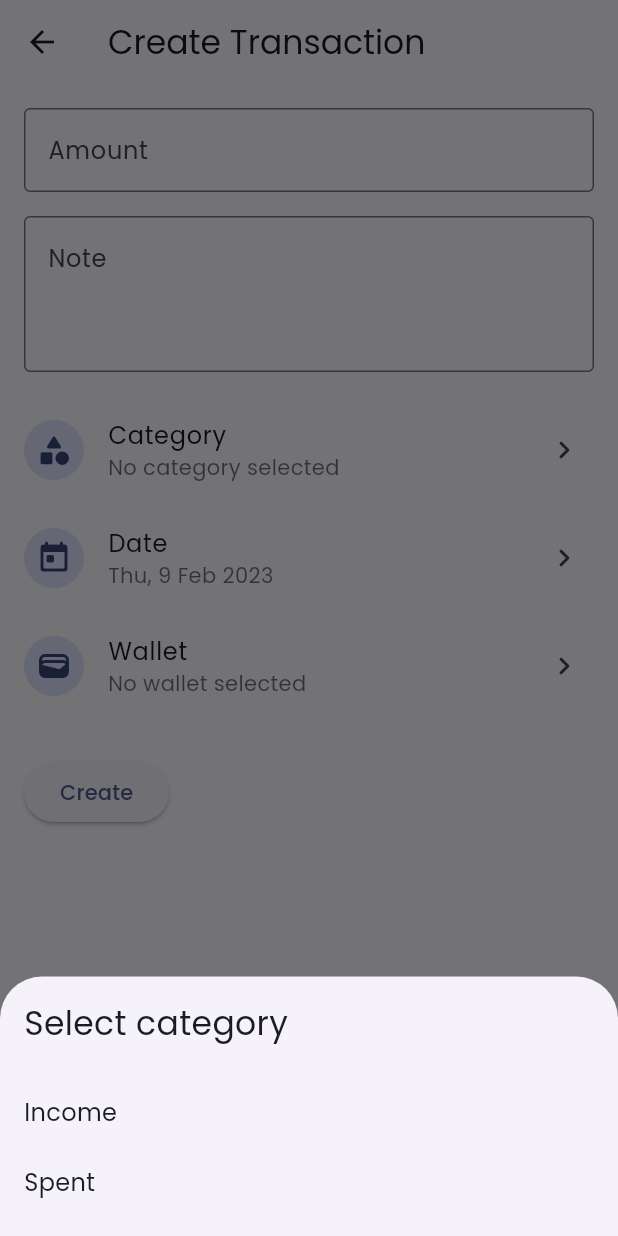
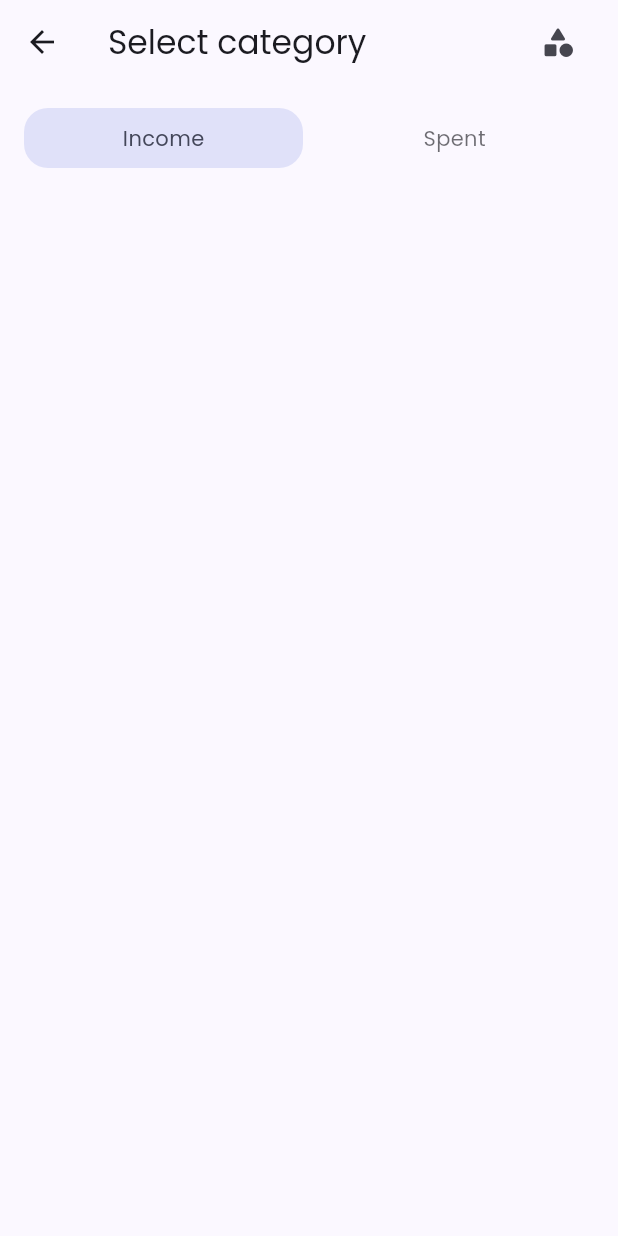
Before and after one commit to rizalanggoro/work-it, a Flutter app: the CreateTransactionView screen opened by its route, after a tap on "Category", on a phone screen of 412 x 824 dp. Run offline on Flutter 3.47's test engine with Material 2 defaults, Android fonts, the light colour scheme and no system bars; our stand-ins replace get, get_storage, google_fonts, isar, package_info_plus; accounts and stored records are empty; generated files the repository leaves out were written again.

Commit message:
[add] select transaction category page

```diff
--- a/lib/app/routes.dart
+++ b/lib/app/routes.dart
@@ -16,6 +16,8 @@ import 'package:work_it/ui/pages/manage_transaction_category/binding.dart';
 import 'package:work_it/ui/pages/manage_transaction_category/view.dart';
 import 'package:work_it/ui/pages/manage_wallet/binding.dart';
 import 'package:work_it/ui/pages/manage_wallet/view.dart';
+import 'package:work_it/ui/pages/select_transaction_category/binding.dart';
+import 'package:work_it/ui/pages/select_transaction_category/view.dart';
 
 abstract class Routes {
   static const home = '/';
@@ -28,6 +30,8 @@ abstract class Routes {
   static const manageWallet = '/manage-wallet';
 
   static const detailTransaction = '/detail-transaction';
+
+  static const selectTransactionCategory = '/select-transaction-category';
 
   static final pages = [
     GetPage(
@@ -76,5 +80,12 @@ abstract class Routes {
       page: () => const DetailTransactionView(),
       binding: DetailTransactionBinding(),
     ),
+
+    // todo: select
+    GetPage(
+      name: selectTransactionCategory,
+      page: () => const SelectTransactionCategoryView(),
+      binding: SelectTransactionCategoryBinding(),
+    ),
   ];
 }
--- a/lib/ui/pages/create_transaction/controller.dart
+++ b/lib/ui/pages/create_transaction/controller.dart
@@ -1,5 +1,6 @@
 import 'package:flutter/cupertino.dart';
 import 'package:get/get.dart';
+import 'package:work_it/app/routes.dart';
 import 'package:work_it/app/services/transaction.dart';
 import 'package:work_it/app/services/wallet.dart';
 import 'package:work_it/data/collections/transaction.dart';
@@ -25,6 +26,17 @@ class CreateTransactionController extends GetxController {
   final Rx<DateTime> transactionDate = Rx(DateTime.now());
   final Rx<WalletCollection?> wallet = Rx(null);
 
+  void toSelectTransactionCategory() async {
+    var result = await Get.toNamed(
+      Routes.selectTransactionCategory,
+      arguments: transactionCategory.value,
+    );
+    if (result != null) {
+      transactionCategory.value = result as TransactionCategoryCollection;
+    }
+  }
+
+  @Deprecated('Use select transaction category page')
   void changeTransactionCategory({
     required TransactionCategoryCollection collection,
   }) {
--- a/lib/ui/pages/create_transaction/view.dart
+++ b/lib/ui/pages/create_transaction/view.dart
@@ -66,7 +66,7 @@ class CreateTransactionView extends GetView<CreateTransactionController> {
 
             // todo: category
             ListTile(
-              onTap: () => _showBottomSheetSelectTransactionCategory(context),
+              onTap: () => controller.toSelectTransactionCategory(),
               leading: const CircleAvatar(
                 child: Icon(Icons.category_rounded),
               ),
@@ -240,6 +240,7 @@ class CreateTransactionView extends GetView<CreateTransactionController> {
     }
   }
 
+  @Deprecated('use select transaction category page')
   void _showBottomSheetSelectTransactionCategory(BuildContext context) {
     var colorScheme = context.theme.colorScheme;
     var textTheme = context.textTheme;
--- a/lib/ui/pages/home/modules/transaction/view.dart
+++ b/lib/ui/pages/home/modules/transaction/view.dart
@@ -23,6 +23,7 @@ class HomeTransactionView extends GetView<HomeTransactionController> {
         child: Column(
           crossAxisAlignment: CrossAxisAlignment.start,
           children: [
+            // const HomeTransactionFilterWidget(),
             ObxValue(
               (mapTransaction) {
                 var listKeys = mapTransaction.keys.toList();
--- a/lib/ui/pages/home/modules/transaction/widgets/grouped_transaction.dart
+++ b/lib/ui/pages/home/modules/transaction/widgets/grouped_transaction.dart
@@ -32,7 +32,7 @@ class GroupedTransactionWidget extends GetView<HomeTransactionController> {
             padding: EdgeInsets.only(
               left: 16,
               right: 16,
-              top: index > 0 ? 24 : 0,
+              top: index > 0 ? 24 : 16,
               bottom: 8,
             ),
             child: Row(
--- /dev/null
+++ b/lib/ui/pages/select_transaction_category/binding.dart
@@ -0,0 +1,11 @@
+import 'package:get/get.dart';
+import 'package:work_it/ui/pages/select_transaction_category/controller.dart';
+
+class SelectTransactionCategoryBinding extends Bindings {
+  @override
+  void dependencies() {
+    Get.put(SelectTransactionCategoryController(
+      transactionService: Get.find(),
+    ));
+  }
+}
--- /dev/null
+++ b/lib/ui/pages/select_transaction_category/controller.dart
@@ -0,0 +1,50 @@
+import 'package:get/get.dart';
+import 'package:work_it/app/routes.dart';
+import 'package:work_it/app/services/transaction.dart';
+import 'package:work_it/data/collections/transaction_category.dart';
+import 'package:work_it/data/enums/transaction_type.dart';
+
+class SelectTransactionCategoryController extends GetxController {
+  final TransactionService transactionService;
+
+  SelectTransactionCategoryController({
+    required this.transactionService,
+  });
+
+  final RxInt selectedTransactionType = RxInt(0);
+  final Rx<TransactionCategoryCollection?> selectedTransactionCategory =
+      Rx(null);
+
+  @override
+  void onInit() {
+    super.onInit();
+
+    var arguments = Get.arguments;
+    if (arguments != null) {
+      selectedTransactionCategory.value =
+          arguments as TransactionCategoryCollection;
+
+      if (selectedTransactionCategory.value?.transactionType ==
+          TransactionType.income) {
+        selectedTransactionType.value = 0;
+      } else {
+        selectedTransactionType.value = 1;
+      }
+    }
+  }
+
+  void changeTransactionType(int index) =>
+      selectedTransactionType.value = index;
+
+  void changeTransactionCategory({
+    required TransactionCategoryCollection collection,
+  }) {
+    selectedTransactionCategory.value = collection;
+    Get.back(
+      result: selectedTransactionCategory.value,
+    );
+  }
+
+  void toManageTransactionCategory() =>
+      Get.toNamed(Routes.manageTransactionCategory);
+}
--- /dev/null
+++ b/lib/ui/pages/select_transaction_category/view.dart
@@ -0,0 +1,86 @@
+import 'package:flutter/material.dart';
+import 'package:get/get.dart';
+import 'package:work_it/ui/pages/select_transaction_category/controller.dart';
+import 'package:work_it/ui/pages/select_transaction_category/widgets/type.dart';
+
+class SelectTransactionCategoryView
+    extends GetView<SelectTransactionCategoryController> {
+  const SelectTransactionCategoryView({super.key});
+
+  @override
+  Widget build(BuildContext context) {
+    final textTheme = context.textTheme;
+    final colorScheme = context.theme.colorScheme;
+
+    return Scaffold(
+      appBar: AppBar(
+        title: const Text('Select category'),
+        actions: [
+          IconButton(
+            onPressed: () => controller.toManageTransactionCategory(),
+            icon: const Icon(Icons.category_rounded),
+          ),
+          const SizedBox(width: 16),
+        ],
+      ),
+      body: Column(
+        crossAxisAlignment: CrossAxisAlignment.start,
+        children: [
+          // todo: type
+          const SelectTransactionCategoryTypeWidget(),
+
+          const SizedBox(height: 16),
+
+          // todo: list transaction category
+          ObxValue(
+            (selectedTransactionType) {
+              var isIncome = selectedTransactionType.value == 0;
+              return ObxValue(
+                (categories) => ListView.builder(
+                  itemBuilder: (context, index) {
+                    final collection = categories[index];
+
+                    return ListTile(
+                      onTap: () => controller.changeTransactionCategory(
+                        collection: collection,
+                      ),
+                      leading: ObxValue(
+                        (selectedTransactionCategory) {
+                          var isSelected =
+                              selectedTransactionCategory.value?.id ==
+                                  collection.id;
+                          return Icon(
+                            isSelected
+                                ? Icons.radio_button_on_rounded
+                                : Icons.radio_button_off_rounded,
+                            color: isSelected
+                                ? colorScheme.primary
+                                : colorScheme.secondary,
+                          );
+                        },
+                        controller.selectedTransactionCategory,
+                      ),
+                      title: Text(
+                        collection.name,
+                        style: TextStyle(
+                          color: colorScheme.onBackground,
+                        ),
+                      ),
+                    );
+                  },
+                  itemCount: categories.length,
+                  shrinkWrap: true,
+                  physics: const NeverScrollableScrollPhysics(),
+                ),
+                isIncome
+                    ? controller.transactionService.incomeTransactionCategories
+                    : controller.transactionService.spentTransactionCategories,
+              );
+            },
+            controller.selectedTransactionType,
+          ),
+        ],
+      ),
+    );
+  }
+}
--- /dev/null
+++ b/lib/ui/pages/select_transaction_category/widgets/type.dart
@@ -0,0 +1,68 @@
+import 'package:flutter/material.dart';
+import 'package:get/get.dart';
+import 'package:work_it/ui/pages/select_transaction_category/controller.dart';
+
+class SelectTransactionCategoryTypeWidget
+    extends GetView<SelectTransactionCategoryController> {
+  const SelectTransactionCategoryTypeWidget({super.key});
+
+  @override
+  Widget build(BuildContext context) {
+    final colorScheme = context.theme.colorScheme;
+    final textTheme = context.textTheme;
+
+    final transactionTypes = [
+      'Income',
+      'Spent',
+    ];
+
+    return Container(
+      margin: const EdgeInsets.only(top: 16),
+      child: Row(
+        children: [
+          for (var index = 0; index < transactionTypes.length; index++)
+            ObxValue(
+              (selectedTransactionType) {
+                var isSelected = selectedTransactionType.value == index;
+
+                return Container(
+                  clipBehavior: Clip.hardEdge,
+                  margin: EdgeInsets.only(
+                    left: index == 0 ? 16 : 8,
+                  ),
+                  decoration: BoxDecoration(
+                    borderRadius: const BorderRadius.all(
+                      Radius.circular(16),
+                    ),
+                    color: isSelected
+                        ? colorScheme.secondaryContainer
+                        : Colors.transparent,
+                  ),
+                  child: Material(
+                    color: Colors.transparent,
+                    child: InkWell(
+                      onTap: () => controller.changeTransactionType(index),
+                      child: Container(
+                        height: 40,
+                        width: (Get.width - 40) / 2,
+                        alignment: Alignment.center,
+                        child: Text(
+                          transactionTypes[index],
+                          style: TextStyle(
+                            color: isSelected
+                                ? colorScheme.onSecondaryContainer
+                                : colorScheme.onBackground.withOpacity(.64),
+                          ),
+                        ),
+                      ),
+                    ),
+                  ),
+                );
+              },
+              controller.selectedTransactionType,
+            ),
+        ],
+      ),
+    );
+  }
+}
```
Also changed, not shown: lib/ui/pages/home/modules/transaction/widgets/filter.dart (added, +34 -0 lines), pubspec.yaml (+4 -3 lines), pubspec.lock.
